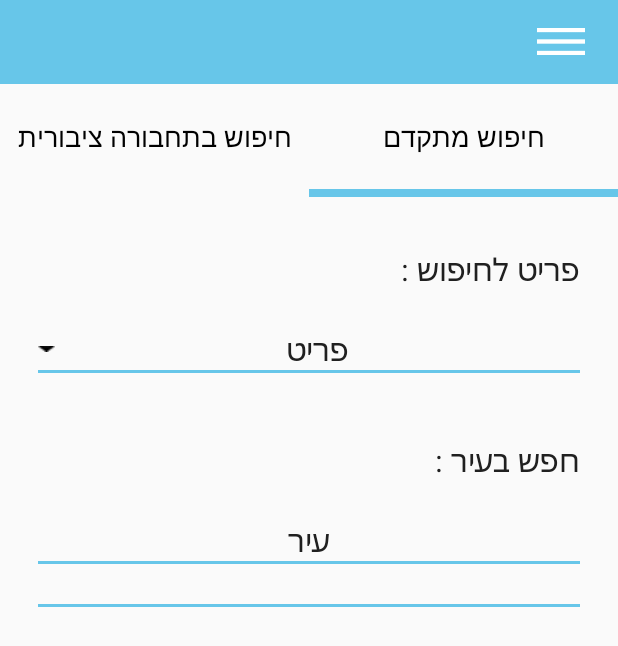
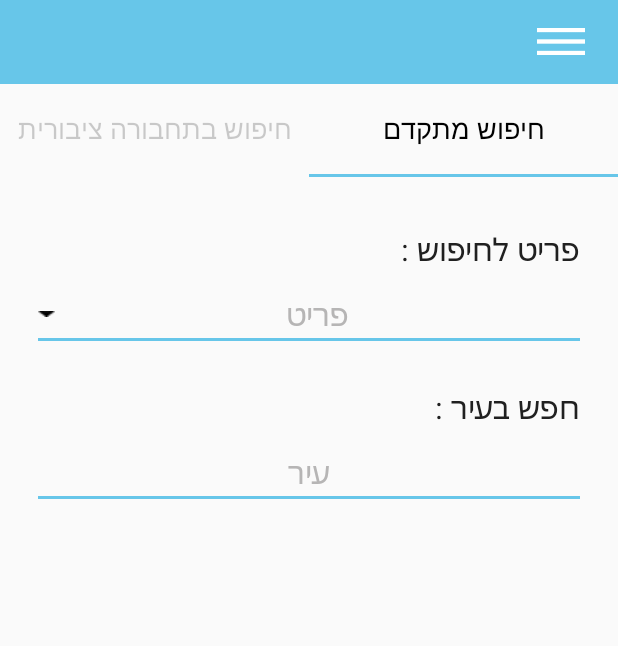
Before and after one commit to shayPo/Losty, an Android app: the screen it shows after launch (AdvancedSearchActivity), after a tap on "חיפוש מתקדם", on a phone screen of 412 x 824 dp. Shown: the top 646 px of the screen. Run offline under Robolectric (Android 15) with nearby library versions, the phone set to English and light mode, and no system bars; 3 other taps on this screen came first.

Commit message:
backup 28/6/2019

```diff
--- /dev/null
+++ b/app/src/main/java/com/fond/lost/losty/presenter/AdvancedSearchPresenter.kt
@@ -0,0 +1,14 @@
+package com.fond.lost.losty.presenter
+
+class AdvancedSearchPresenter(searchObject: Int) {
+    var mSearchObject: Int = 0
+
+    init {
+        mSearchObject = searchObject
+    }
+
+    companion object {
+        val FOUND = 2
+        val LOST = 1
+    }
+}
--- a/app/src/main/java/com/fond/lost/losty/view/AdvancedSearchActivity.kt
+++ b/app/src/main/java/com/fond/lost/losty/view/AdvancedSearchActivity.kt
@@ -3,7 +3,9 @@ package com.fond.lost.losty.view
 import android.os.Bundle
 import android.view.View
 import com.fond.lost.losty.R
-import com.fond.lost.losty.view.fragments.AdvenceSearch
+import com.fond.lost.losty.presenter.AdvancedSearchPresenter
+import com.fond.lost.losty.presenter.ItemDataPresenter
+import com.fond.lost.losty.view.fragments.AdvancedSearch
 import kotlinx.android.synthetic.main.advanced_search_activity.*
 
 
@@ -13,9 +15,11 @@ import kotlinx.android.synthetic.main.advanced_search_activity.*
 class AdvancedSearchActivity : BaseActivity(), View.OnClickListener {
 
     var mSearchType: Int = 0
+    private lateinit var mPresenter : AdvancedSearchPresenter
 
     override fun onCreate(savedInstanceState: Bundle?) {
         super.onCreate(savedInstanceState)
+        mPresenter = AdvancedSearchPresenter(intent.getIntExtra(getString(R.string.search_object), 0))
         addContentView(R.layout.advanced_search_activity)
         init()
     }
@@ -24,26 +28,30 @@ class AdvancedSearchActivity : BaseActivity(), View.OnClickListener {
         super.init()
         advanced_search.setOnClickListener(this)
         search_public_transportation.setOnClickListener(this)
-        switchSearchType(AdvenceSearch.TYPE_ADVENCH_SEARCH)
+        switchSearchType(AdvancedSearch.TYPE_ADVANCED_SEARCH)
     }
 
     override fun onClick(v: View?) {
         if (v?.id == R.id.advanced_search) {
+            advanced_search_text.alpha = 1f
+            search_public_transportation_text.alpha = 0.2f
             advanced_search_underline.visibility = View.VISIBLE
             search_public_transportation_underline.visibility = View.INVISIBLE
-            switchSearchType(AdvenceSearch.TYPE_ADVENCH_SEARCH)
+            switchSearchType(AdvancedSearch.TYPE_ADVANCED_SEARCH)
         } else if (v?.id == R.id.search_public_transportation) {
+            advanced_search_text.alpha = 0.2f
+            search_public_transportation_text.alpha = 1f
             advanced_search_underline.visibility = View.INVISIBLE
             search_public_transportation_underline.visibility = View.VISIBLE
-            switchSearchType(AdvenceSearch.TYPE_ADVENCH_SEARCH_PUBLIC_TRANSPORTATION)
+            switchSearchType(AdvancedSearch.TYPE_ADVANCED_SEARCH_PUBLIC_TRANSPORTATION)
         }
     }
 
-    fun switchSearchType(type : Int)
+    private fun switchSearchType(type : Int)
     {
         if(type != mSearchType) {
             mSearchType = type
-            putFragment(AdvenceSearch.newInstance(mSearchType), R.id.search_frame)
+            putFragment(AdvancedSearch.newInstance(mSearchType), R.id.search_frame)
         }
     }
 }
--- a/app/src/main/java/com/fond/lost/losty/view/BaseActivity.kt
+++ b/app/src/main/java/com/fond/lost/losty/view/BaseActivity.kt
@@ -1,7 +1,7 @@
 package com.fond.lost.losty.view
 
-import android.app.Fragment
-import android.app.FragmentTransaction
+import android.support.v4.app.Fragment
+import android.support.v4.app.FragmentTransaction
 import android.content.Intent
 import android.os.Bundle
 import android.support.v4.view.GravityCompat
@@ -34,7 +34,7 @@ open class BaseActivity : AppCompatActivity(), SideMenu.MenuClickListener {
 
     fun putFragment(fragment : Fragment, xmlNumber : Int)
     {
-        val tx : FragmentTransaction = fragmentManager.beginTransaction()
+        val tx : FragmentTransaction = supportFragmentManager.beginTransaction()
         tx?.replace(xmlNumber, fragment)
         tx.commit()
     }
--- a/app/src/main/java/com/fond/lost/losty/view/MainActivity.kt
+++ b/app/src/main/java/com/fond/lost/losty/view/MainActivity.kt
@@ -4,6 +4,8 @@ import android.content.Intent
 import android.os.Bundle
 import android.view.View
 import com.fond.lost.losty.R
+import com.fond.lost.losty.presenter.AdvancedSearchPresenter
+import com.fond.lost.losty.presenter.ItemDataPresenter
 import com.fond.lost.losty.presenter.MainScreenPresenter
 import kotlinx.android.synthetic.main.activity_main.*
 
@@ -47,15 +49,15 @@ class MainActivity : BaseActivity(), View.OnClickListener {
         ////
             mPresenter.FOUND_SCREEN_NUMBER -> setupFoundPage()
             mPresenter.FOUND_SCREEN_ONE -> setupFoundPageOne()
-            mPresenter.FOUND_PUT_AD -> setupNoView()
+            mPresenter.FOUND_PUT_AD -> gotoCreateAD()
             mPresenter.FOUND_SEARCH_BY_LOCATION -> gotoSearchByLocation()
-            mPresenter.FOUND_ADVANCE_SEARCH -> gotoAdvenceSearch()
+            mPresenter.FOUND_ADVANCE_SEARCH -> gotoAdvancedSearch(AdvancedSearchPresenter.FOUND)
         ///
             mPresenter.LOST_SCREEN_NUMBER -> setupLostPage()
             mPresenter.LOST_SEARCH_SCREEN_NUMBER -> setupSearchPage()
-            mPresenter.LOST_PUT_AD -> setupNoView()
+            mPresenter.LOST_PUT_AD -> gotoCreateAD()
             mPresenter.LOST_SEARCH_BY_LOCATION -> gotoSearchByLocation()
-            mPresenter.LOST_ADVANCE_SEARCH -> gotoAdvenceSearch()
+            mPresenter.LOST_ADVANCE_SEARCH -> gotoAdvancedSearch(AdvancedSearchPresenter.LOST)
         }
     }
 
@@ -85,8 +87,13 @@ class MainActivity : BaseActivity(), View.OnClickListener {
         lower_button.text = lowerButton
     }
 
-    private fun setupNoView() {
-        page_title.setText("אין כותרת")
+//    private fun setupNoView() {
+//        page_title.setText("אין כותרת")
+//    }
+
+    private fun gotoCreateAD()
+    {
+
     }
 
     private fun gotoSearchByLocation() {
@@ -94,8 +101,9 @@ class MainActivity : BaseActivity(), View.OnClickListener {
         startActivity(intent)
     }
 
-    private fun gotoAdvenceSearch() {
+    private fun gotoAdvancedSearch(type : Int) {
         val intent = Intent(this, AdvancedSearchActivity::class.java)
+        intent.putExtra(getString(R.string.search_object), type)
         startActivity(intent)
     }
 
--- a/app/src/main/java/com/fond/lost/losty/view/adapters/SearchResults.kt
+++ b/app/src/main/java/com/fond/lost/losty/view/adapters/SearchResults.kt
@@ -17,7 +17,6 @@ class SearchResults(data: List<SearchItem>) : RecyclerView.Adapter<SearchResults
     private var mListener: View.OnClickListener? = null
 
     init {
-        mItems = ArrayList()
         mItems.addAll(data)
     }
 
--- a/app/src/main/java/com/fond/lost/losty/view/fragments/AdvenceSearch.kt
+++ b/app/src/main/java/com/fond/lost/losty/view/fragments/AdvancedSearch.kt
@@ -1,12 +1,10 @@
 package com.fond.lost.losty.view.fragments
 
 import android.app.AlertDialog
-import android.app.Fragment
+import android.support.v4.app.Fragment
 import android.content.DialogInterface
 import android.content.Intent
 import android.os.Bundle
-import android.os.Handler
-import android.os.Looper
 import android.os.Parcelable
 import android.view.LayoutInflater
 import android.view.View
@@ -25,30 +23,31 @@ import com.fond.lost.losty.view.ItemDataActivity
 /**
  * Created by Sahar on 20/04/2018.
  */
-class AdvenceSearch : Fragment(), View.OnClickListener, DialogInterface.OnClickListener {
+class AdvancedSearch : Fragment(), View.OnClickListener, DialogInterface.OnClickListener {
 
     var mType: Int = 0
     var mDialogItems: Array<String>? = null
     var mButton: TextView? = null
     var mItemsSet: Int = 0
 
-    override fun onCreateView(inflater: LayoutInflater?,
+    override fun onCreateView(inflater: LayoutInflater,
                               container: ViewGroup?, savedInstanceState: Bundle?): View? {
-        mType = arguments.getInt(TYPE)
-        val view = inflater?.inflate(R.layout.advanced_search
-                , container, false)
+        var view : View? = null
+        if(arguments != null) {
+            mType = arguments!!.getInt(TYPE)
+            view = inflater.inflate(R.layout.advanced_search
+                    , container, false)
+        }
         return view
     }
 
-    override fun onViewCreated(view: View?, savedInstanceState: Bundle?) {
+    override fun onViewCreated(view: View, savedInstanceState: Bundle?) {
         super.onViewCreated(view, savedInstanceState)
-        if (view != null) {
-            initView()
-        }
+        initView()
     }
 
     private fun initView() {
-        if (mType == TYPE_ADVENCH_SEARCH) {
+        if (mType == TYPE_ADVANCED_SEARCH) {
             title_type.setText(R.string.select_object)
             selected_type.setText(R.string.item)
             selected_type.setOnClickListener(this)
@@ -56,7 +55,7 @@ class AdvenceSearch : Fragment(), View.OnClickListener, DialogInterface.OnClickL
             title_city.setText(R.string.select_city)
             selected_city.setText(R.string.city)
             selected_city.setOnClickListener(this)
-        } else if (mType == TYPE_ADVENCH_SEARCH_PUBLIC_TRANSPORTATION) {
+        } else if (mType == TYPE_ADVANCED_SEARCH_PUBLIC_TRANSPORTATION) {
             title_type.setText(R.string.select_transportin_type)
             selected_type.setText(R.string.transportin_type)
             selected_type.setOnClickListener(this)
@@ -66,26 +65,26 @@ class AdvenceSearch : Fragment(), View.OnClickListener, DialogInterface.OnClickL
             selected_city.setOnClickListener(this)
         }
     }
-
-    override fun onClick(v: View?) {
-        when(v?.id) {
-            R.id.lost_item -> {
-                val data : Parcelable = v?.tag as Parcelable
+//?
+    override fun onClick(v: View) {
+        when(v.id) {
+            R.id.item -> {
+                val data : Parcelable = v.tag as Parcelable
                 val intent = Intent(activity, ItemDataActivity::class.java).apply { putExtra("DATA", data) }
                 startActivity(intent)
             }
             else -> {
                 mButton = v as TextView?
-                if (mType == TYPE_ADVENCH_SEARCH) {
-                    if (v?.id == R.id.selected_city) {
+                if (mType == TYPE_ADVANCED_SEARCH) {
+                    if (v.id == R.id.selected_city) {
                         createDialog(R.array.cities, getString(R.string.select_city))
-                    } else if (v!!.id == R.id.selected_type) {
+                    } else if (v.id == R.id.selected_type) {
                         createDialog(R.array.types, getString(R.string.select_object))
                     }
                 } else {
-                    if (v?.id == R.id.selected_city) {
+                    if (v.id == R.id.selected_city) {
                         createDialog(R.array.bus_lins, getString(R.string.select_line))
-                    } else if (v!!.id == R.id.selected_type) {
+                    } else if (v.id == R.id.selected_type) {
                         createDialog(R.array.bus_types, getString(R.string.transportin_type))
                     }
                 }
@@ -115,11 +114,13 @@ class AdvenceSearch : Fragment(), View.OnClickListener, DialogInterface.OnClickL
         }
         if (mItemsSet == 2) {
             //set title
+            results_title.visibility = View.VISIBLE
             var searchParameter = StringBuilder()
             searchParameter.append(selected_type.text)
             searchParameter.append(" | ")
             searchParameter.append(selected_city.text)
             search_pramters.text = searchParameter.toString()
+
 
             //TODO: add server data
             temp()
@@ -150,43 +151,27 @@ class AdvenceSearch : Fragment(), View.OnClickListener, DialogInterface.OnClickL
 
 
 
-        number_of_results.text = "" + results.size + " תוצאות "
-        val layoutManager = LinearLayoutManager(activity.applicationContext, LinearLayoutManager.HORIZONTAL , false)
-
+        number_of_results.text = getString(R.string.results, results.size)
+        val layoutManager = LinearLayoutManager(activity!!.applicationContext)
         val dividerItemDecoration = DividerItemDecoration(activity,
                 layoutManager.orientation)
-        dividerItemDecoration.setDrawable(activity.getDrawable(R.drawable.divider))
+        dividerItemDecoration.setDrawable(activity!!.getDrawable(R.drawable.divider))
         results_display.addItemDecoration(dividerItemDecoration)
         results_display.layoutManager = layoutManager
         results_display.adapter = SearchResults(results, this)
 
-        results_display.setOnTouchListener{ view, motionEvent -> true}
-
-        loopWork()
-    }
-
-    private var index = 0
-    fun loopWork()
-    {
-        var work = Handler(Looper.getMainLooper())
-        work.postDelayed(Runnable {
-            index++
-            index = index%6
-            results_display.smoothScrollToPosition(index)
-            loopWork()
-        } , 2000)
+//        results_display.setOnTouchListener{ view, motionEvent -> true}
     }
 
     companion object {
-
-        val TYPE_ADVENCH_SEARCH = 1
-        val TYPE_ADVENCH_SEARCH_PUBLIC_TRANSPORTATION = 2
-        val TYPE = "type"
+        const val TYPE_ADVANCED_SEARCH = 1
+        const val TYPE_ADVANCED_SEARCH_PUBLIC_TRANSPORTATION = 2
+        const val TYPE = "type"
 
         fun newInstance(type: Int): Fragment {
             val args = Bundle()
             args.putInt(TYPE, type)
-            val fragment = AdvenceSearch()
+            val fragment = AdvancedSearch()
             fragment.arguments = args
             return fragment
         }
--- a/app/src/main/java/com/fond/lost/losty/view/fragments/SideMenu.java
+++ b/app/src/main/java/com/fond/lost/losty/view/fragments/SideMenu.java
@@ -1,7 +1,7 @@
 package com.fond.lost.losty.view.fragments;
 
 
-import android.app.Fragment;
+import android.support.v4.app.Fragment;
 import android.os.Bundle;
 import android.support.annotation.Nullable;
 import android.view.LayoutInflater;
--- a/app/src/main/res/drawable/circular_textview.xml
+++ b/app/src/main/res/drawable/circular_textview.xml
@@ -2,5 +2,5 @@
 <shape xmlns:android="http://schemas.android.com/apk/res/android"
        android:shape="rectangle">
     <corners android:radius="7dp"/>
-    <solid android:color="@color/colorPrimary"></solid>
+    <solid android:color="@color/colorButtons"></solid>
 </shape>
--- a/app/src/main/res/layout/advanced_search.xml
+++ b/app/src/main/res/layout/advanced_search.xml
@@ -21,17 +21,18 @@
         android:layout_width="match_parent"
         android:layout_height="wrap_content"
         android:layout_marginLeft="25dp"
-        android:layout_marginTop="25dp"
+        android:layout_marginTop="15dp"
         android:layout_marginRight="25dp"
         android:drawableStart="@drawable/arrow_drop_down"
         android:fontFamily="@font/notosanshebrewregular"
         android:gravity="center"
         android:tag="first"
         android:text="@string/select_object"
-        android:textColor="@color/title_color"
+        android:textColor="@color/user_selection_color"
         android:textSize="20.5dp" />
 
     <FrameLayout
+        android:layout_marginTop="2dp"
         android:layout_width="match_parent"
         android:layout_height="2dp"
         android:layout_marginLeft="25dp"
@@ -42,7 +43,7 @@
         android:id="@+id/title_city"
         android:layout_width="match_parent"
         android:layout_height="wrap_content"
-        android:layout_marginTop="44dp"
+        android:layout_marginTop="30dp"
         android:layout_marginEnd="25dp"
         android:fontFamily="@font/notosanshebrewregular"
         android:text="@string/select_location"
@@ -54,18 +55,19 @@
         android:layout_width="match_parent"
         android:layout_height="wrap_content"
         android:layout_marginLeft="25dp"
-        android:layout_marginTop="25dp"
+        android:layout_marginTop="15dp"
         android:layout_marginRight="25dp"
         android:fontFamily="@font/notosanshebrewregular"
         android:gravity="center"
         android:tag="first"
         android:text="תל אביב"
-        android:textColor="@color/title_color"
+        android:textColor="@color/user_selection_color"
         android:textSize="20.5sp" />
 
     <FrameLayout
         android:layout_width="match_parent"
         android:layout_height="2dp"
+        android:layout_marginTop="2dp"
         android:layout_marginLeft="25dp"
         android:layout_marginRight="25dp"
         android:background="@color/colorPrimary"></FrameLayout>
@@ -74,7 +76,7 @@
         android:layout_width="match_parent"
         android:layout_height="wrap_content"
         android:layout_marginLeft="25dp"
-        android:layout_marginTop="10dp"
+        android:layout_marginTop="15dp"
         android:layout_marginRight="25dp"
         android:orientation="horizontal">
 
@@ -98,8 +100,11 @@
     </LinearLayout>
 
     <FrameLayout
+        android:id="@+id/results_title"
+        android:visibility="invisible"
         android:layout_width="match_parent"
         android:layout_height="2dp"
+        android:layout_marginTop="3dp"
         android:layout_marginLeft="25dp"
         android:layout_marginRight="25dp"
         android:background="@color/colorPrimary"></FrameLayout>
@@ -108,8 +113,8 @@
         android:id="@+id/results_display"
         android:layout_width="match_parent"
         android:layout_height="match_parent"
-        android:layout_marginStart="25dp"
-        android:layout_marginEnd="25dp"
+        android:paddingEnd="25dp"
+        android:paddingStart="25dp"
         android:paddingTop="10dp"
         android:paddingBottom="15dp"></android.support.v7.widget.RecyclerView>
 
--- a/app/src/main/res/layout/advanced_search_activity.xml
+++ b/app/src/main/res/layout/advanced_search_activity.xml
@@ -18,8 +18,10 @@
             >
 
             <TextView
+                android:alpha="0.2"
+                android:id="@+id/search_public_transportation_text"
                 android:layout_width="match_parent"
-                android:layout_height="70dp"
+                android:layout_height="60dp"
                 android:gravity="center"
                 android:padding="10dp"
                 android:text="@string/search_public_transportation"
@@ -30,7 +32,7 @@
                 android:visibility="gone"
                 android:id="@+id/search_public_transportation_underline"
                 android:layout_width="match_parent"
-                android:layout_height="5dp"
+                android:layout_height="2dp"
                 android:background="@color/colorPrimary"></FrameLayout>
 
         </LinearLayout>
@@ -44,8 +46,9 @@
             >
 
             <TextView
+                android:id="@+id/advanced_search_text"
                 android:layout_width="match_parent"
-                android:layout_height="70dp"
+                android:layout_height="60dp"
                 android:gravity="center"
                 android:padding="10dp"
                 android:text="@string/advanced_search"
@@ -55,7 +58,7 @@
             <FrameLayout
                 android:id="@+id/advanced_search_underline"
                 android:layout_width="match_parent"
-                android:layout_height="5dp"
+                android:layout_height="2dp"
                 android:background="@color/colorPrimary"></FrameLayout>
 
         </LinearLayout>
--- a/app/src/main/res/layout/search_item.xml
+++ b/app/src/main/res/layout/search_item.xml
@@ -4,8 +4,8 @@
     xmlns:tools="http://schemas.android.com/tools"
     android:background="@drawable/list_item_back"
     android:layout_width="match_parent"
-    android:id="@+id/lost_item"
-    android:layout_height="match_parent">
+    android:id="@+id/item"
+    android:layout_height="105dp">
     <!--105-->
 
     <ImageView
--- a/app/src/main/res/values/colors.xml
+++ b/app/src/main/res/values/colors.xml
@@ -3,7 +3,9 @@
     <color name="colorPrimary">#67c6e9</color>
     <color name="colorPrimaryDark">#66bad1</color>
     <color name="title_color">#202020</color>
+    <color name="user_selection_color">#b6b5b5</color>
     <color name="object_color">#b6b5b5</color>
     <color name="button_title_color">#fff</color>
     <color name="blue_1">#d0eaf4</color>
+    <color name="colorButtons">#53b8db</color>
 </resources>
--- a/app/src/main/res/values/strings.xml
+++ b/app/src/main/res/values/strings.xml
@@ -51,6 +51,8 @@
     <string name="select_line">בחר קו :</string>
     <string name="line">קו</string>
     <string name="desc">image</string>
+    <string name="results"> תוצאות %1$d</string>
+    <string name="search_object">type</string>
 
     <string-array name="bus_lins">
         <item>22</item>
```
Also changed, not shown: app/src/main/java/com/fond/lost/losty/view/SearchByLocationActivity.kt (+7 -12 lines), app/src/main/res/layout/activity_search.xml (+35 -0 lines), app/src/main/java/com/fond/lost/losty/presenter/ItemDataPresenter.kt (line endings or trailing spaces), app/src/main/res/drawable/recenter.png (added), 1 other file.
